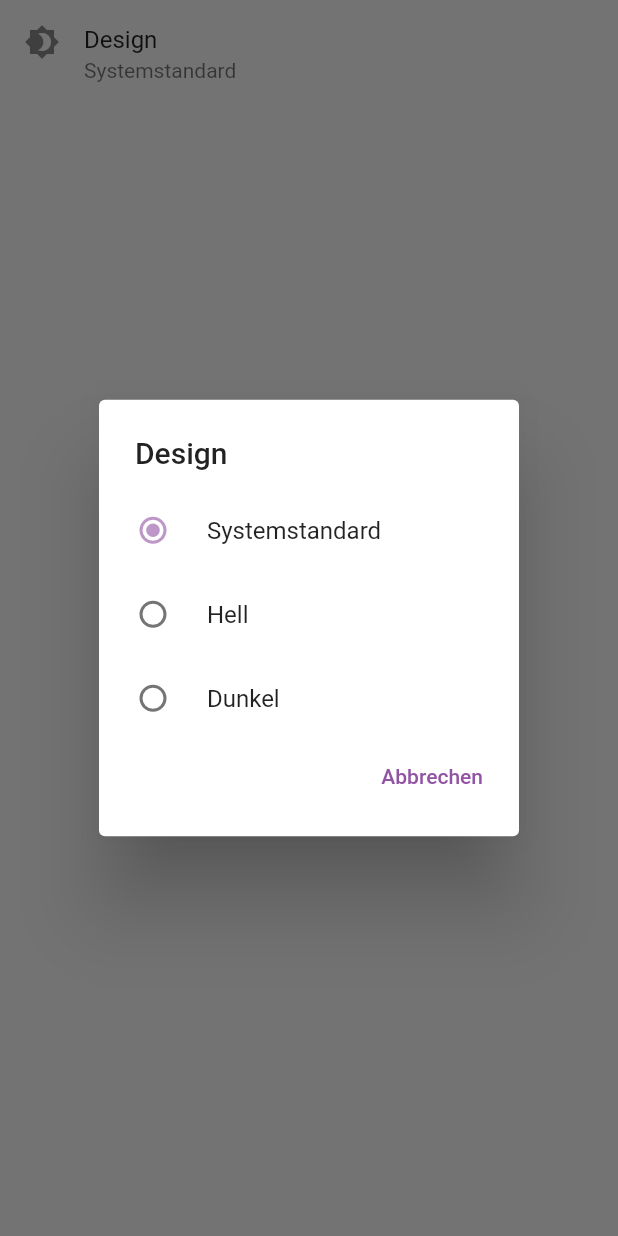
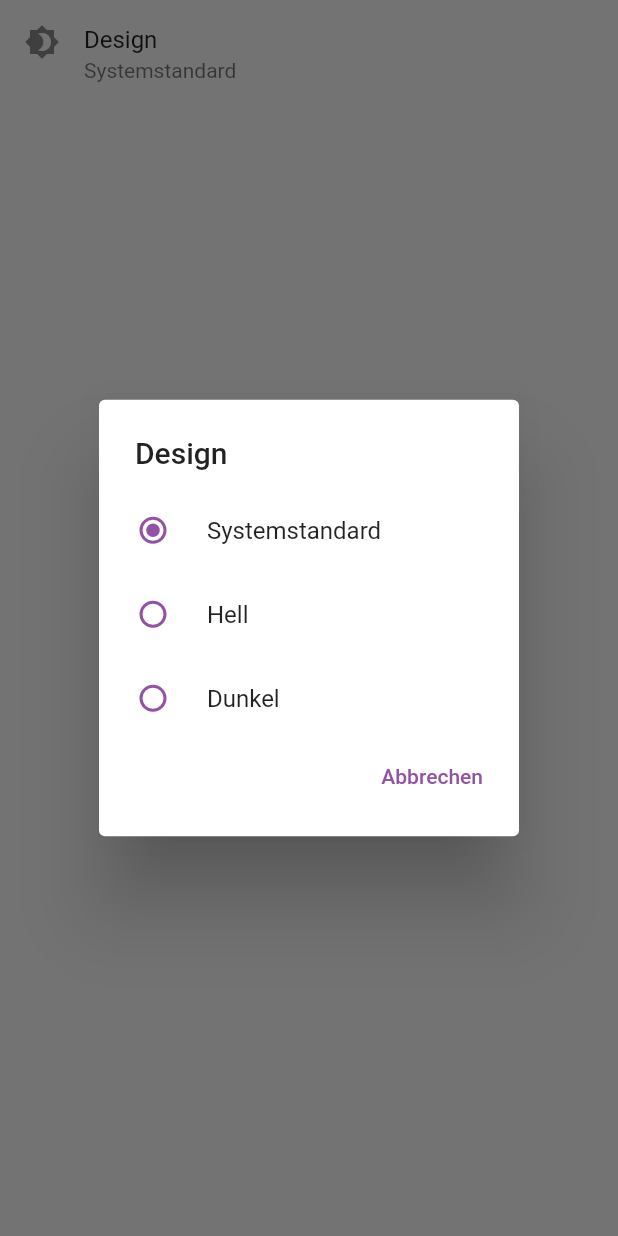
Before and after one commit to tankste/app, a Flutter app: the ThemeItem widget shown alone on an empty page, opened directly, after a tap on "Design", on a phone screen of 412 x 824 dp. Run offline on Flutter 3.47's test engine with Material 2 defaults, Android fonts, the phone set to English and light mode, and no system bars; our stand-ins replace flutter_bloc, font_awesome_flutter, geolocator, google_maps_flutter, in_app_review, package_info_plus and 1 more; missing offline and left inert: map_launcher; accounts and stored records are empty; network calls fail.

Commit message:
Add dark theme

```diff
--- /dev/null
+++ b/lib/app/cubit/app_cubit.dart
@@ -0,0 +1,21 @@
+import 'package:flutter_bloc/flutter_bloc.dart';
+import 'package:settings/theme/repository/theme_repository.dart';
+import 'package:settings/theme/usecase/get_theme_use_case.dart';
+import 'package:tankste/app/cubit/app_state.dart';
+
+class AppCubit extends Cubit<AppState> {
+  final GetThemeUseCase getThemeUseCase =
+      GetThemeUseCaseImpl(LocalThemeRepository());
+
+  AppCubit() : super(AppState.loading()) {
+    _fetchTheme();
+  }
+
+  void _fetchTheme() {
+    emit(AppState.loading());
+
+    getThemeUseCase.invoke().then((theme) {
+      emit(AppState.success(theme));
+    }).catchError((error) => emit(AppState.failure(error)));
+  }
+}
--- /dev/null
+++ b/lib/app/cubit/app_state.dart
@@ -0,0 +1,20 @@
+import 'package:core/cubit/base_state.dart';
+import 'package:flutter/material.dart';
+
+class AppState extends BaseState {
+  final ThemeMode? theme;
+
+  AppState(status, this.theme, error) : super(status, error);
+
+  static AppState loading() {
+    return AppState(Status.loading, null, null);
+  }
+
+  static AppState success(ThemeMode theme) {
+    return AppState(Status.success, theme, null);
+  }
+
+  static AppState failure(Exception exception) {
+    return AppState(Status.failure, null, exception);
+  }
+}
--- a/lib/theme.dart
+++ b/lib/theme.dart
@@ -1,6 +1,7 @@
 import 'package:flutter/material.dart';
 
 ThemeData tanksteTheme = ThemeData(
+    brightness: Brightness.light,
     primaryColor: const Color(0xFF9253a4),
     primarySwatch: const MaterialColor(0xFF9253a4, {
       50: Color(0xFF),
@@ -14,4 +15,29 @@ ThemeData tanksteTheme = ThemeData(
       800: Color(0xFF9c64ad),
       900: Color(0xFF9253a4),
     }),
-);
+    floatingActionButtonTheme: const FloatingActionButtonThemeData(
+        foregroundColor: Colors.white, backgroundColor: Color(0xFF9253a4)),
+    radioTheme: RadioThemeData(
+      fillColor: MaterialStateProperty.all(const Color(0xFF9253a4)),
+    ));
+
+ThemeData tanksteThemeDark = ThemeData(
+    brightness: Brightness.dark,
+    primaryColor: const Color(0xFFBD97C8),
+    primarySwatch: const MaterialColor(0xFFBD97C8, {
+      50: Color(0xFFF8F4F9),
+      100: Color(0xFFF1EAF4),
+      200: Color(0xFFEBDFEE),
+      300: Color(0xFFE4D5E9),
+      400: Color(0xFFDECBE3),
+      500: Color(0xFFD7C0DE),
+      600: Color(0xFFD0B6D8),
+      700: Color(0xFFCAABD3),
+      800: Color(0xFFC3A1CD),
+      900: Color(0xFFBD97C8),
+    }),
+    floatingActionButtonTheme: const FloatingActionButtonThemeData(
+        foregroundColor: Colors.black, backgroundColor: Color(0xFFBD97C8)),
+    radioTheme: RadioThemeData(
+      fillColor: MaterialStateProperty.all(const Color(0xFFBD97C8)),
+    ));
--- a/pubspec.yaml
+++ b/pubspec.yaml
@@ -22,6 +22,9 @@ dependencies:
 
   settings:
     path: './settings'
+
+  # BLoC - https://pub.dev/packages/flutter_bloc
+  flutter_bloc: ^8.0.1
 
   # Google Maps - https://pub.dev/packages/google_maps_flutter
   google_maps_flutter: ^2.1.8
--- a/settings/lib/theme/ui/theme_item.dart
+++ b/settings/lib/theme/ui/theme_item.dart
@@ -28,10 +28,13 @@ class ThemeItem extends StatelessWidget {
 
   void _showSelectionDialog(BuildContext context, ThemeMode theme) {
     showDialog(
-            context: context,
-            builder: (context) {
-              return ThemeSelectionDialog(selection: theme);
-            })
-        .then((theme) => context.read<ThemeItemCubit>().onThemeChanged(theme));
+        context: context,
+        builder: (context) {
+          return ThemeSelectionDialog(selection: theme);
+        }).then((theme) {
+      if (theme != null) {
+        context.read<ThemeItemCubit>().onThemeChanged(theme);
+      }
+    });
   }
 }
```
Also changed, not shown: lib/main.dart (+24 -1 lines), pubspec.lock. Lines whose indentation alone changed are shown as unchanged.
